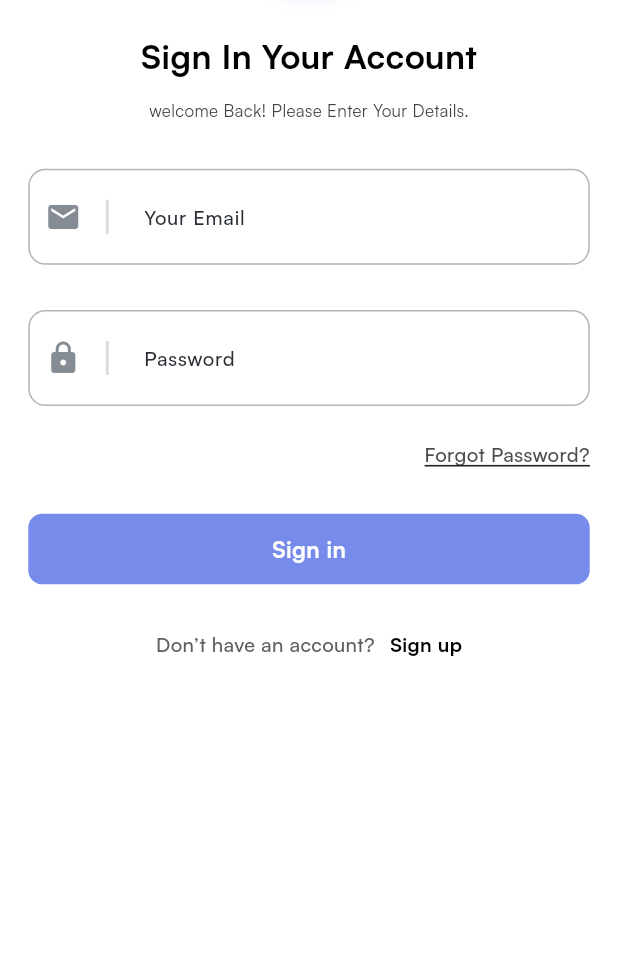
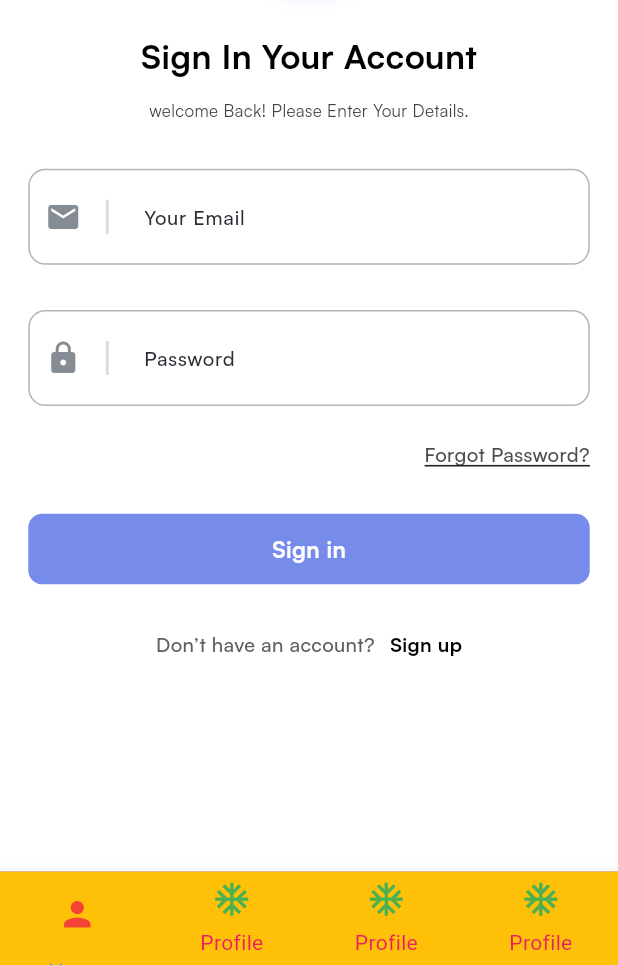
Before and after one commit to Rakibul-E404/kaj-sohayok, a Flutter app: the SignInScreen screen opened by its route, after a tap on "Sign in", on a phone screen of 412 x 824 dp, the part 271-1236 px from its top. Run offline on Flutter 3.47's test engine with Material 3 defaults, Android fonts, the phone set to English and light mode, and no system bars; drawn by our look-alikes of custom_navigation_bar; our stand-ins replace auto_animated, country_code_picker, dropdown_button2, flutter_screenutil, flutter_svg, get and 4 more; missing offline and left inert: dotlottie_loader; accounts and stored records are empty.

Commit message:
initial navigation bar base created

```diff
--- a/lib/features/auth/sign_in/presentation/sign_in_screen.dart
+++ b/lib/features/auth/sign_in/presentation/sign_in_screen.dart
@@ -107,6 +107,7 @@ class SignInScreen extends StatelessWidget {
                 CustomElevatedButton(
                   onTap: () {
                     log("Sign In Button taped!");
+                    Get.toNamed(Routes.navigationScreen);
                   },
                   buttonTitle: "Sign in",
                 ),
--- a/lib/navigation_screen.dart
+++ b/lib/navigation_screen.dart
@@ -0,0 +1,146 @@
+// ignore_for_file: library_private_types_in_public_api
+
+import 'package:custom_navigation_bar/custom_navigation_bar.dart';
+import 'package:flutter/material.dart';
+import 'package:flutter_screenutil/flutter_screenutil.dart';
+import 'package:kaz_bd/features/auth/forgot_password/presentation/forgot_password_screen.dart';
+import 'package:kaz_bd/features/auth/sign_in/presentation/sign_in_screen.dart';
+import 'package:kaz_bd/features/auth/sign_up/presentation/sign_up_screen.dart';
+import 'package:kaz_bd/features/auth/verify_otp/verify_otp_screen.dart';
+
+class NavigationScreen extends StatefulWidget {
+  final Widget? pageNum;
+  const NavigationScreen({super.key, this.pageNum});
+
+  @override
+  _NavigationScreenState createState() => _NavigationScreenState();
+}
+
+class _NavigationScreenState extends State<NavigationScreen> {
+  int currentIndex = 0;
+
+  @override
+  Widget build(BuildContext context) {
+    final List<Widget> screens = [
+      SignInScreen(),
+      SignUpScreen(),
+      VerifyOtpScreen(),
+      ForgotPasswordScreen(),
+    ];
+
+    return Scaffold(
+      backgroundColor: Colors.cyanAccent,
+      extendBody: true,
+      body: Center(child: screens.elementAt(currentIndex)),
+      bottomNavigationBar: Container(
+        height: 66.h,
+        decoration: BoxDecoration(color: Colors.purple),
+        child: Padding(
+          padding: EdgeInsets.all(0.sp),
+          child: CustomNavigationBar(
+            backgroundColor: Colors.amber,
+            iconSize: 28.r,
+            selectedColor: Colors.red,
+            strokeColor: Colors.red,
+            unSelectedColor: Colors.green,
+            borderRadius: Radius.zero,
+            items: [
+              CustomNavigationBarItem(
+                icon: Stack(
+                  alignment: Alignment.center,
+                  children: [
+                    currentIndex == 0
+                        ? Container(
+                            height: 60.h,
+                            width: 60.w,
+                            alignment: Alignment.center,
+                            padding: EdgeInsets.all(6.sp),
+                            child: Icon(Icons.person),
+                          )
+                        : Center(child: Icon(Icons.car_crash)),
+                  ],
+                ),
+                title: Text(
+                  "Home",
+                  style: TextStyle(
+                    color: currentIndex == 0 ? Colors.blue : Colors.pink,
+                  ),
+                ),
+              ),
+              CustomNavigationBarItem(
+                icon: Stack(
+                  alignment: Alignment.center,
+                  children: [
+                    currentIndex == 1
+                        ? Container(
+                            height: 50.h,
+                            width: 50.w,
+                            padding: EdgeInsets.all(4.sp),
+                            child: Icon(Icons.follow_the_signs),
+                          )
+                        : Center(child: Icon(Icons.ac_unit_sharp)),
+                  ],
+                ),
+                title: Text(
+                  "Profile",
+                  style: TextStyle(
+                    color: currentIndex == 1 ? Colors.blue : Colors.pink,
+                  ),
+                ),
+              ),
+              CustomNavigationBarItem(
+                icon: Stack(
+                  alignment: Alignment.center,
+                  children: [
+                    currentIndex == 2
+                        ? Container(
+                            height: 50.h,
+                            width: 50.w,
+                            padding: EdgeInsets.all(4.sp),
+                            child: Icon(Icons.follow_the_signs),
+                          )
+                        : Center(child: Icon(Icons.ac_unit_sharp)),
+                  ],
+                ),
+                title: Text(
+                  "Profile",
+                  style: TextStyle(
+                    color: currentIndex == 2 ? Colors.blue : Colors.pink,
+                  ),
+                ),
+              ),
+
+              CustomNavigationBarItem(
+                icon: Stack(
+                  alignment: Alignment.center,
+                  children: [
+                    currentIndex == 3
+                        ? Container(
+                            height: 50.h,
+                            width: 50.w,
+                            padding: EdgeInsets.all(4.sp),
+                            child: Icon(Icons.follow_the_signs),
+                          )
+                        : Center(child: Icon(Icons.ac_unit_sharp)),
+                  ],
+                ),
+                title: Text(
+                  "Profile",
+                  style: TextStyle(
+                    color: currentIndex == 3 ? Colors.blue : Colors.pink,
+                  ),
+                ),
+              ),
+            ],
+            currentIndex: currentIndex,
+            onTap: (index) {
+              setState(() {
+                currentIndex = index;
+              });
+            },
+          ),
+        ),
+      ),
+    );
+  }
+}
--- a/lib/routes/routes.dart
+++ b/lib/routes/routes.dart
@@ -8,6 +8,7 @@ import 'package:kaz_bd/features/auth/sign_up/presentation/sign_up_screen.dart';
 import 'package:kaz_bd/features/welcome/choose_role/presentation/choose_role_screen.dart';
 import 'package:kaz_bd/features/welcome/onboarding/onboarding_screen.dart';
 import 'package:kaz_bd/features/welcome/splash/presentation/splash_screen.dart';
+import 'package:kaz_bd/navigation_screen.dart';
 
 import '../features/auth/verify_otp/verify_otp_screen.dart';
 
@@ -20,6 +21,7 @@ class Routes {
   static const String forgotPasswordScreen = '/forgot_password_screen';
   static const String verifyOtpScreen = '/verify_otp_screen';
   static const String setNewPasswordScreen = '/set_newpassword_screen';
+  static const String navigationScreen = '/navigation_screen';
 
   static final appRoutes = [
     ///Splash Screen
@@ -93,6 +95,15 @@ class Routes {
       customTransition: _customTransition(),
       transitionDuration: _duration(),
     ),
+
+    ///Navigation Screen
+    GetPage(
+      name: navigationScreen,
+      page: () => NavigationScreen(),
+      transition: _transition(),
+      customTransition: _customTransition(),
+      transitionDuration: _duration(),
+    ),
   ];
 }
 
--- a/pubspec.yaml
+++ b/pubspec.yaml
@@ -54,6 +54,7 @@ dependencies:
   dotlottie_loader: ^0.0.5
   country_code_picker: ^3.4.0
   dropdown_button2: ^2.3.9
+  custom_navigation_bar: ^0.8.2
 
 
 dev_dependencies:
```
Also changed, not shown: pubspec.lock.
